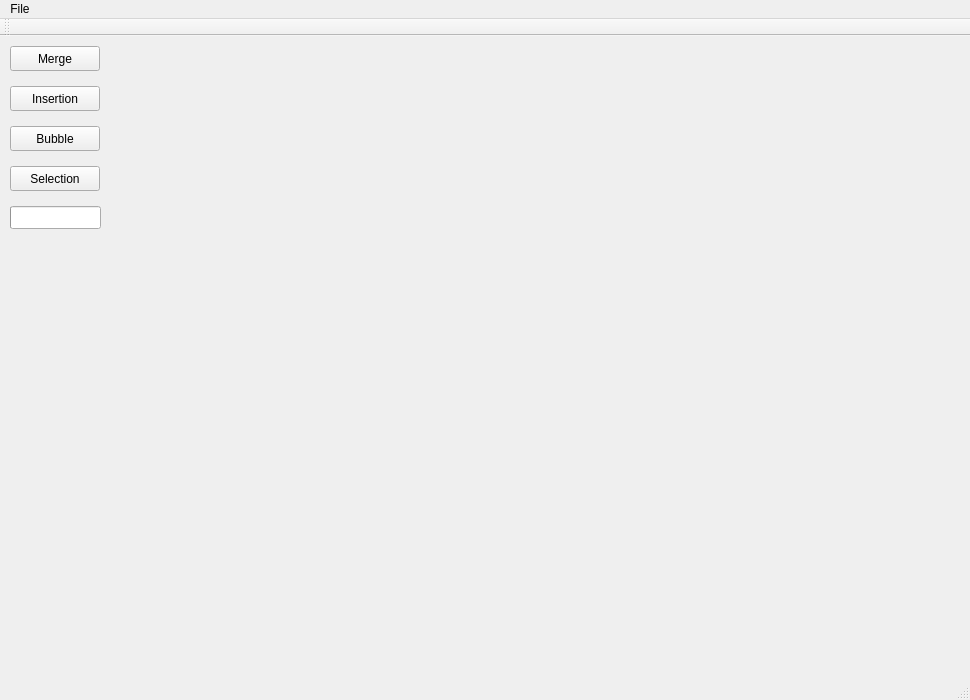
Before: the Qt Designer form mainwindow.ui in JonWiggins/SortingAlgorithmGame, drawn with Qt 5.
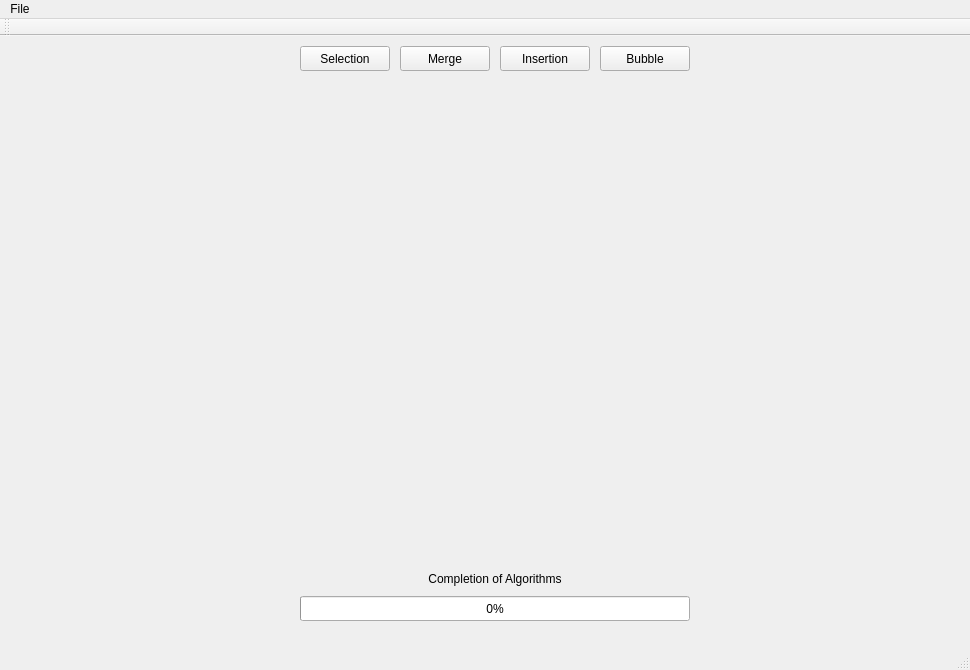
After: the same form once the commit is applied.

What changed in the file:
```diff
--- a/mainwindow.ui
+++ b/mainwindow.ui
@@ -7,7 +7,7 @@
     <x>0</x>
     <y>0</y>
     <width>970</width>
-    <height>700</height>
+    <height>670</height>
    </rect>
   </property>
   <property name="windowTitle">
@@ -30,7 +30,7 @@
      <widget class="QPushButton" name="mergeButton">
       <property name="geometry">
        <rect>
-        <x>0</x>
+        <x>390</x>
         <y>10</y>
         <width>90</width>
         <height>25</height>
@@ -43,8 +43,8 @@
      <widget class="QPushButton" name="insertButton">
       <property name="geometry">
        <rect>
-        <x>0</x>
-        <y>50</y>
+        <x>490</x>
+        <y>10</y>
         <width>90</width>
         <height>25</height>
        </rect>
@@ -56,8 +56,8 @@
      <widget class="QPushButton" name="bubbleButton">
       <property name="geometry">
        <rect>
-        <x>0</x>
-        <y>90</y>
+        <x>590</x>
+        <y>10</y>
         <width>90</width>
         <height>25</height>
        </rect>
@@ -69,8 +69,8 @@
      <widget class="QPushButton" name="selectButton">
       <property name="geometry">
        <rect>
-        <x>0</x>
-        <y>130</y>
+        <x>290</x>
+        <y>10</y>
         <width>90</width>
         <height>25</height>
        </rect>
@@ -95,21 +95,38 @@
      <widget class="QProgressBar" name="progressBar">
       <property name="geometry">
        <rect>
-        <x>0</x>
-        <y>170</y>
-        <width>91</width>
-
-        <height>23</height>
+        <x>290</x>
+        <y>560</y>
+        <width>390</width>
+        <height>25</height>
        </rect>
       </property>
+      <property name="maximum">
+       <number>100</number>
+      </property>
       <property name="value">
        <number>0</number>
       </property>
 
       <property name="textVisible">
-       <bool>false</bool>
+       <bool>true</bool>
       </property>
-
+     </widget>
+     <widget class="QLabel" name="label_2">
+      <property name="geometry">
+       <rect>
+        <x>290</x>
+        <y>530</y>
+        <width>390</width>
+        <height>25</height>
+       </rect>
+      </property>
+      <property name="text">
+       <string>Completion of Algorithms</string>
+      </property>
+      <property name="alignment">
+       <set>Qt::AlignCenter</set>
+      </property>
      </widget>
     </widget>
     <widget class="QWidget" name="MergeSort">
```
Left out of the diff: 25 changed lines with no effect on the pictures.
